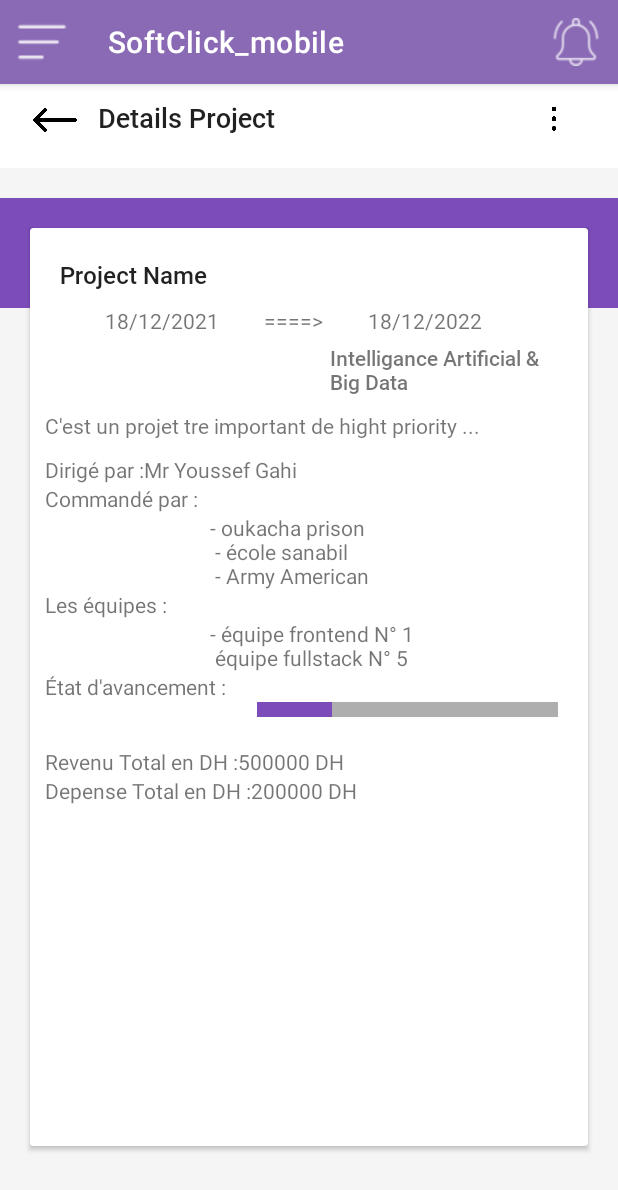
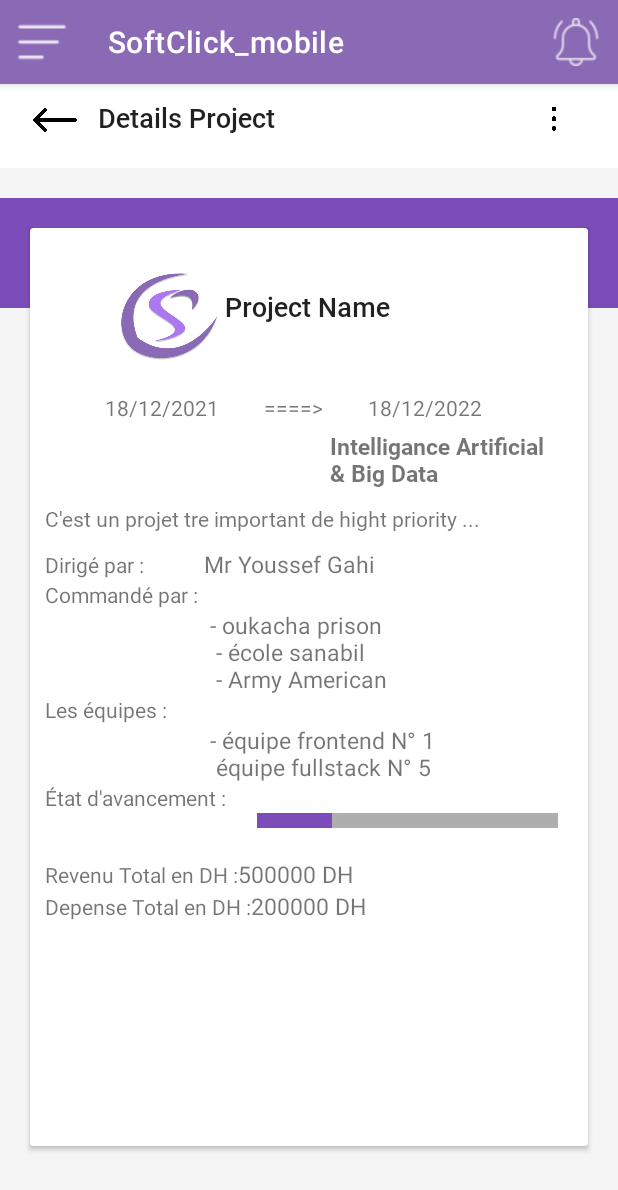
Before and after one commit to SoftClick-for-project-managment/SoftClick_mobile, an Android app: the fragment DetailProjectFragment placed in its activity, on a phone screen of 412 x 824 dp. Shown: the top 1190 px of the screen. Run offline under Robolectric (Android 15) with nearby library versions, the phone set to English and light mode, and no system bars; 3 statements that could not run were skipped.

Commit message:
finalisation detail projet

```diff
--- a/app/src/main/res/layout/fragment_add_project.xml
+++ b/app/src/main/res/layout/fragment_add_project.xml
@@ -328,7 +328,7 @@
                     android:id="@+id/updatebtn"
                     android:layout_width="match_parent"
                     android:layout_height="wrap_content"
-                    android:layout_marginTop="80dp"
+                    android:layout_marginTop="30dp"
                     android:layout_marginLeft="20dp"
                     android:layout_marginRight="20dp"
                     android:background="@drawable/button_bg"
--- a/app/src/main/res/layout/fragment_detail_project.xml
+++ b/app/src/main/res/layout/fragment_detail_project.xml
@@ -86,16 +86,29 @@
                             android:layout_height="match_parent"
                             android:orientation="vertical">
 
+                        <LinearLayout
+                            android:layout_width="wrap_content"
+                            android:layout_height="wrap_content"
+                            android:layout_marginLeft="50dp"
+                            android:layout_marginTop="10dp"
+                            android:orientation="horizontal">
+                            <ImageView
+                                android:id="@+id/logp"
+                                android:layout_width="80dp"
+                                android:layout_height="80dp"
+                                android:src="@drawable/logo" />
+
                             <TextView
                                 android:id="@+id/project_name"
                                 android:layout_width="wrap_content"
                                 android:layout_height="wrap_content"
-                                android:layout_marginLeft="20dp"
-                                android:layout_marginTop="10dp"
+                                android:layout_marginLeft="0dp"
+                                android:layout_marginTop="20dp"
                                 android:fontFamily="@font/roboto_medium"
                                 android:text="Project Name"
                                 android:textAppearance="@style/TextAppearance.AppCompat.Large"
-                                android:textSize="16sp" />
+                                android:textSize="18sp" />
+                        </LinearLayout>
 
                             <LinearLayout
                                 android:layout_width="wrap_content"
@@ -132,8 +145,9 @@
                                 android:layout_height="wrap_content"
                                 android:layout_marginLeft="200dp"
                                 android:layout_marginTop="5dp"
-                                android:fontFamily="@font/roboto_medium"
-                                android:text="Intelligence Artificial" />
+                                android:fontFamily="@font/roboto_bold"
+                                android:text="Intelligence Artificial"
+                                android:textSize="15sp" />
 
 
 
@@ -161,12 +175,15 @@
                                         android:layout_height="wrap_content"
                                         android:text="@string/dirige_par"
                                         />
+
                                     <TextView
                                         android:id="@+id/name_chef"
                                         android:layout_width="wrap_content"
                                         android:layout_height="wrap_content"
+                                        android:layout_marginLeft="40dp"
                                         android:text="@string/chefname"
-                                        />
+                                        android:textAppearance="@style/TextAppearance.AppCompat.Small"
+                                        android:textSize="15sp" />
 
                                 </LinearLayout>
 
@@ -176,13 +193,14 @@
                                     android:text="@string/commande_par"
                                     android:layout_marginLeft="10dp"
                                     />
+
                                 <TextView
                                     android:id="@+id/clients_text"
                                     android:layout_width="wrap_content"
                                     android:layout_height="wrap_content"
+                                    android:layout_marginLeft="120dp"
                                     android:text=" - mr lghali \n - mr faisal \n- mr hassan"
-                                    android:layout_marginLeft="120dp"
-                                    />
+                                    android:textSize="15sp" />
 
                                 <TextView
                                     android:layout_width="wrap_content"
@@ -190,13 +208,14 @@
                                     android:text="@string/equipe_par"
                                     android:layout_marginLeft="10dp"
                                     />
+
                                 <TextView
                                     android:id="@+id/equipes_text"
                                     android:layout_width="wrap_content"
                                     android:layout_height="wrap_content"
+                                    android:layout_marginLeft="120dp"
                                     android:text=" - Front end Num 1 \n - Front end Num 5 \n- Devops "
-                                    android:layout_marginLeft="120dp"
-                                    />
+                                    android:textSize="15sp" />
 
                                 <LinearLayout
                                     android:layout_width="match_parent"
@@ -233,12 +252,13 @@
                                         android:layout_height="wrap_content"
                                         android:text="@string/revenue"
                                         />
+
                                     <TextView
                                         android:id="@+id/revenu_total"
                                         android:layout_width="wrap_content"
                                         android:layout_height="wrap_content"
                                         android:text="500000 DH"
-                                        />
+                                        android:textSize="15sp" />
 
                                 </LinearLayout>
                                 <LinearLayout
@@ -252,12 +272,13 @@
                                         android:layout_height="wrap_content"
                                         android:text="@string/depense"
                                         />
+
                                     <TextView
                                         android:id="@+id/depense_total"
                                         android:layout_width="wrap_content"
                                         android:layout_height="wrap_content"
                                         android:text="20000 DH"
-                                        />
+                                        android:textSize="15sp" />
 
                                 </LinearLayout>
 
```
